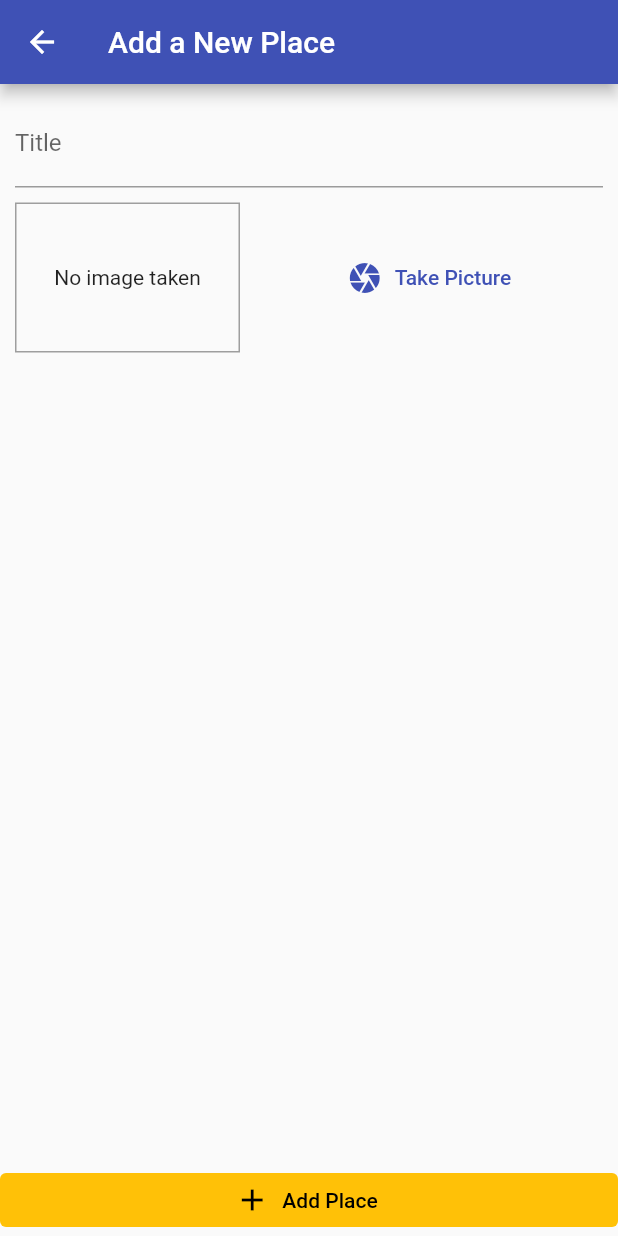
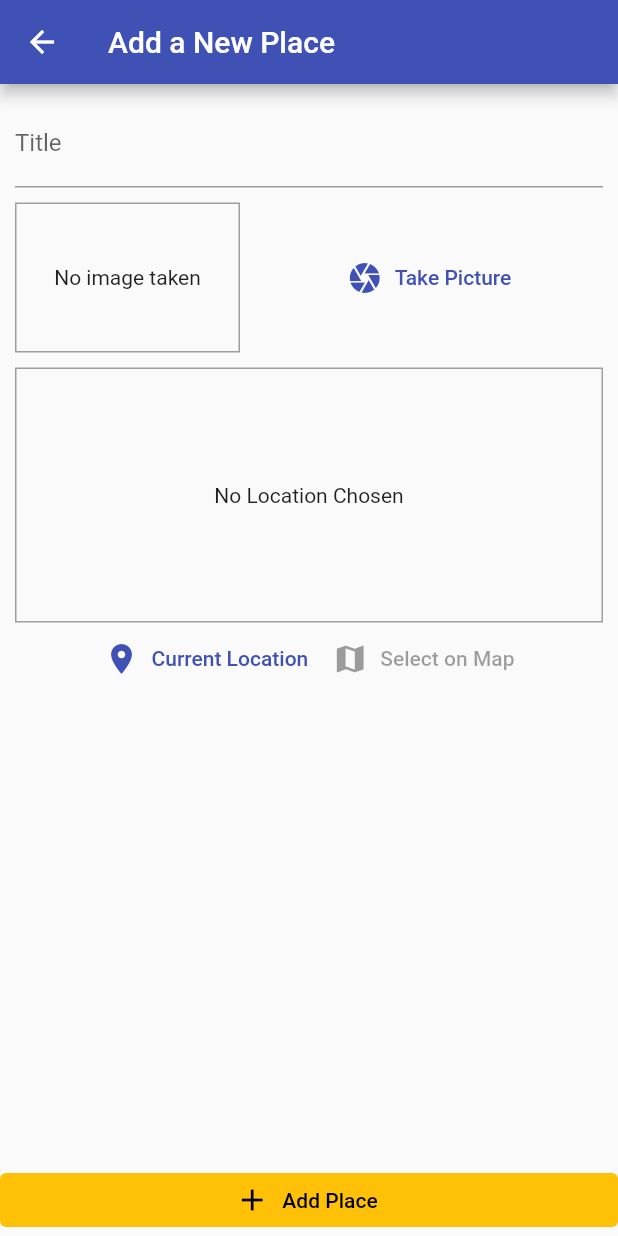
Before and after one commit to MohamedBentouhami/great_places_app, a Flutter app: the screen it shows after launch, after a tap on the "add" icon, on a phone screen of 412 x 824 dp. Run offline on Flutter 3.47's test engine with Material 2 defaults, Android fonts, the phone set to English and light mode, and no system bars; our stand-ins replace image_picker, location, sqflite; accounts and stored records are empty.

Commit message:
update app

```diff
--- /dev/null
+++ b/great_places_app/lib/helpers/db_helper.dart
@@ -0,0 +1,24 @@
+import 'package:sqflite/sqflite.dart' as sql;
+import 'package:path/path.dart' as path;
+import 'package:sqflite/sqflite.dart';
+
+class DBHelper {
+  static Future<Database> database() async {
+    final dbPath = await sql.getDatabasesPath();
+    return sql.openDatabase(path.join(dbPath, 'places.db'),
+        onCreate: (db, version) {
+      return db.execute(
+          'CREATE TABLE user_places(id TEXT PRIMARY KEY, title TEXT, image TEXT)');
+    }, version: 1);
+  }
+
+  static Future<void> insert(String table, Map<String, Object> data) async {
+    final db = await DBHelper.database();
+    db.insert(table, data, conflictAlgorithm: sql.ConflictAlgorithm.replace);
+  }
+
+  static Future<List<Map<String, Object?>>> getData(String table) async {
+    final db = await DBHelper.database();
+    return db.query(table);
+  }
+}
--- /dev/null
+++ b/great_places_app/lib/helpers/location_helper.dart
@@ -0,0 +1,8 @@
+const GOOGLE_API_KEY = '';
+
+class LocationHelper {
+  static String generateLocationPreviewImage(
+      {required double latitude, required double longitude}) {
+    return '';
+  }
+}
--- a/great_places_app/lib/models/place.dart
+++ b/great_places_app/lib/models/place.dart
@@ -5,7 +5,7 @@ import 'package:great_places_app/models/place_location.dart';
 class Place {
   final String id;
   final String title;
-  final PlaceLocation location;
+  final PlaceLocation? location;
   final File image;
 
   Place(
--- a/great_places_app/lib/providers/great_places.dart
+++ b/great_places_app/lib/providers/great_places.dart
@@ -1,6 +1,7 @@
 import 'dart:io';
 
 import 'package:flutter/material.dart';
+import 'package:great_places_app/helpers/db_helper.dart';
 
 import '../models/place.dart';
 import '../models/place_location.dart';
@@ -13,12 +14,31 @@ class GreatPlaces with ChangeNotifier {
   }
 
   void addPlace(String title, File image) {
-    Place place = Place(
+    Place newPlace = Place(
         id: DateTime.now().toString(),
         title: title,
         location: PlaceLocation(latitude: 0, longitude: 0, adress: ""),
         image: image);
-    _items.add(place);
+    _items.add(newPlace);
+    notifyListeners();
+    DBHelper.insert('user_places', {
+      'id': newPlace.id,
+      'title': newPlace.title,
+      'image': newPlace.image.path
+    });
+  }
+
+  Future<void> fetchAndSetPlaces() async {
+    final dataList = await DBHelper.getData('user_places');
+    _items = dataList
+        .map(
+          (item) => Place(
+              id: item['id'].toString(),
+              title: item['title'].toString(),
+              location: null,
+              image: File(item['image'].toString())),
+        )
+        .toList();
     notifyListeners();
   }
 }
--- a/great_places_app/lib/screens/add_place_screen.dart
+++ b/great_places_app/lib/screens/add_place_screen.dart
@@ -5,6 +5,7 @@ import 'package:great_places_app/providers/great_places.dart';
 import 'package:provider/provider.dart';
 
 import '../widgets/image_input.dart';
+import '../widgets/location_input.dart';
 
 class AddPlaceScreen extends StatefulWidget {
   static const routeName = '/add-place';
@@ -70,7 +71,9 @@ class _AddPlaceScreenState extends State<AddPlaceScreen> {
                   const SizedBox(
                     height: 10,
                   ),
-                  ImageInput(_selectImage)
+                  ImageInput(_selectImage),
+                  const SizedBox(height: 10),
+                  LocationInput(),
                 ],
               ),
             ),
--- a/great_places_app/lib/screens/places_list_screen.dart
+++ b/great_places_app/lib/screens/places_list_screen.dart
@@ -21,8 +21,16 @@ class PlacesListScreen extends StatelessWidget {
               icon: const Icon(Icons.add)),
         ],
       ),
-      body: Consumer<GreatPlaces>(
-          builder: (ctx, greatPlaces, ch) => greatPlaces.items.length <= 0
+      body: FutureBuilder(
+        future: Provider.of<GreatPlaces>(context, listen: false)
+            .fetchAndSetPlaces(),
+        builder: (ctx, snapshot) => snapshot.connectionState ==
+                ConnectionState.waiting
+            ? const Center(
+                child: CircularProgressIndicator(),
+              )
+            : Consumer<GreatPlaces>(
+                builder: (ctx, greatPlaces, ch) => greatPlaces.items.isEmpty
                     ? ch!
                     : ListView.builder(
                         itemCount: greatPlaces.items.length,
@@ -39,6 +47,7 @@ class PlacesListScreen extends StatelessWidget {
                 child: const Center(
                   child: Text('Got no places yet, start adding some !'),
                 )),
+      ),
     );
   }
 }
--- /dev/null
+++ b/great_places_app/lib/widgets/location_input.dart
@@ -0,0 +1,61 @@
+import 'package:flutter/material.dart';
+import 'package:location/location.dart';
+
+import '../helpers/location_helper.dart';
+
+class LocationInput extends StatefulWidget {
+  @override
+  State<LocationInput> createState() => _LocationInputState();
+}
+
+class _LocationInputState extends State<LocationInput> {
+  String? _previewImageUrl;
+  Future<void> _getCurrentUserLocation() async {
+    final locData = await Location().getLocation();
+    final staticMapImageUrl = LocationHelper.generateLocationPreviewImage(
+        latitude: locData.latitude as double,
+        longitude: locData.longitude as double);
+    setState(() {
+      _previewImageUrl = staticMapImageUrl;
+    });
+  }
+
+  @override
+  Widget build(BuildContext context) {
+    return Column(
+      children: [
+        Container(
+          height: 170,
+          width: double.infinity,
+          alignment: Alignment.center,
+          decoration:
+              BoxDecoration(border: Border.all(width: 1, color: Colors.grey)),
+          child: _previewImageUrl == null
+              ? const Text(
+                  'No Location Chosen',
+                  textAlign: TextAlign.center,
+                )
+              : Image.network(
+                  _previewImageUrl as String,
+                  fit: BoxFit.cover,
+                  width: double.infinity,
+                ),
+        ),
+        Row(
+          mainAxisAlignment: MainAxisAlignment.center,
+          children: [
+            TextButton.icon(
+              onPressed: _getCurrentUserLocation,
+              icon: const Icon(Icons.location_on),
+              label: const Text('Current Location'),
+            ),
+            TextButton.icon(
+                onPressed: null,
+                icon: const Icon(Icons.map),
+                label: const Text('Select on Map')),
+          ],
+        )
+      ],
+    );
+  }
+}
--- a/great_places_app/pubspec.yaml
+++ b/great_places_app/pubspec.yaml
@@ -39,6 +39,9 @@ dependencies:
   image_picker: ^0.8.6+2
   path_provider: ^2.0.12
   path: ^1.8.2
+  sqflite: ^2.2.4+1
+  location: ^4.4.0
+  google_maps_flutter: ^2.2.3
 
 dev_dependencies:
   flutter_test:
```
Also changed, not shown: great_places_app/pubspec.lock, 2 other files. Lines whose indentation alone changed are shown as unchanged.
